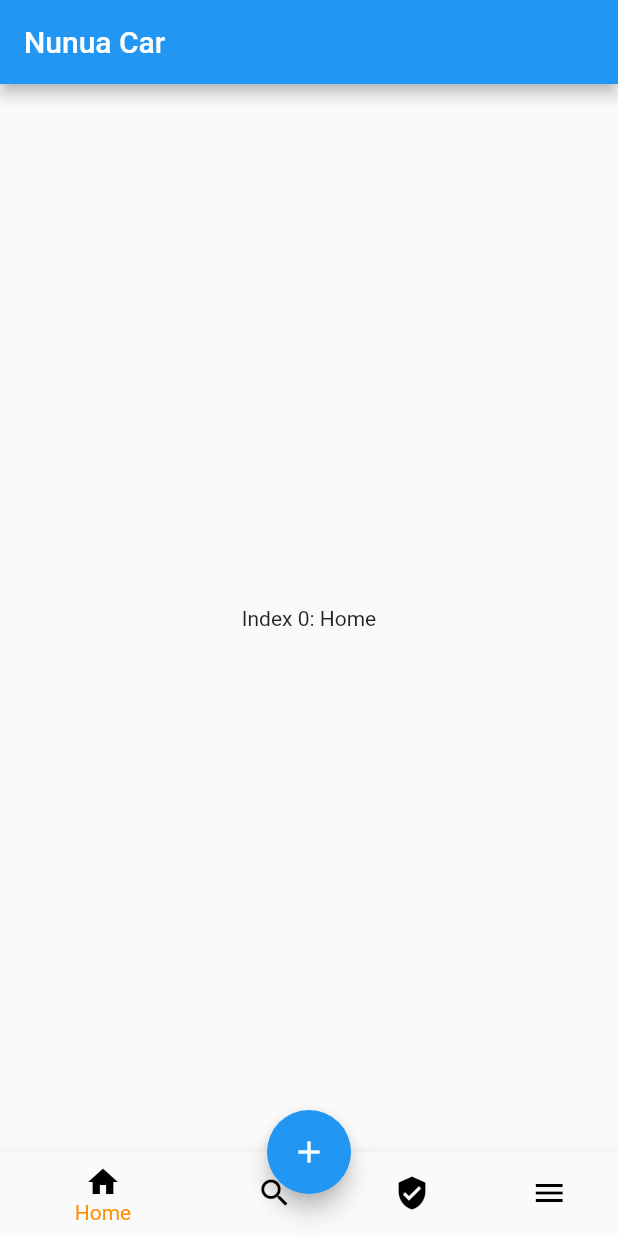
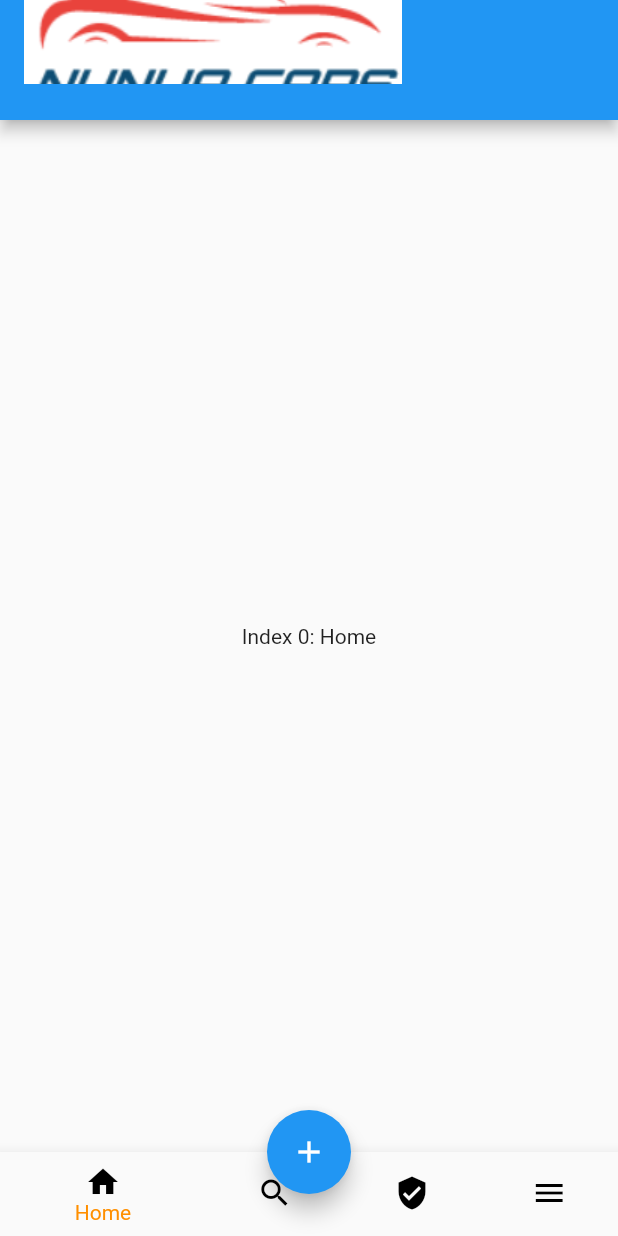
Before and after one commit to StartappzKE/nunuacars-app, a Flutter app: the screen it shows after launch, on a phone screen of 412 x 824 dp. Run offline on Flutter 3.47's test engine with Material 2 defaults, Android fonts, the phone set to English and light mode, and no system bars.

Commit message:
lay the foundation for HomeScreen

```diff
--- a/lib/screens/home_screen/home_screen.dart
+++ b/lib/screens/home_screen/home_screen.dart
@@ -18,9 +18,12 @@ class _HomeScreenState extends State<HomeScreen> {
   @override
   Widget build(BuildContext context) {
     return Scaffold(
-
-      appBar: AppBar(
-        title: const Text('Nunua Car'),
+      appBar: PreferredSize(
+        preferredSize: Size.fromHeight(80.0),
+        child: AppBar(
+          title: Image.asset('assets/images/nunuacars_header.png',
+              fit: BoxFit.fill),
+        ),
       ),
       body: Center(
         child: HomeScreenWidgets.elementAt(_selectedIndex),
```
Also changed, not shown: pubspec.yaml (+3 -14 lines), assets/images/nunuacars_header.png (added).
